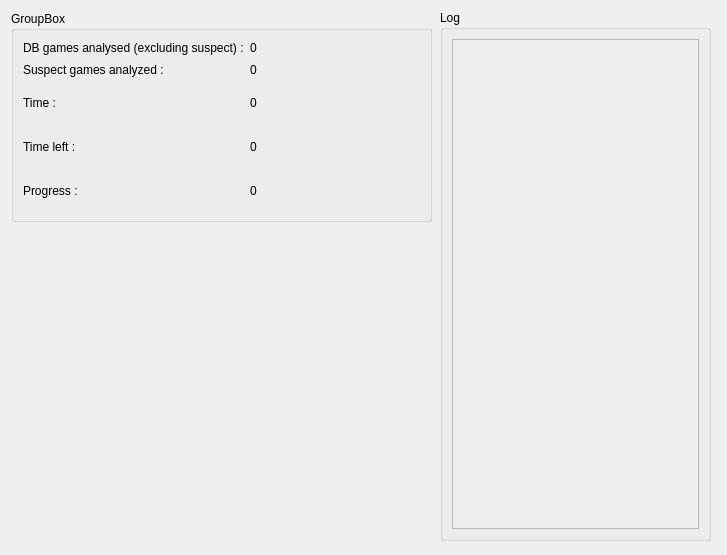
First picture: the form in qt/GUI_of_tool/analysislogwindow.ui, repository ZltZZZ/Anti-cheat-chess-tool, before the edit.
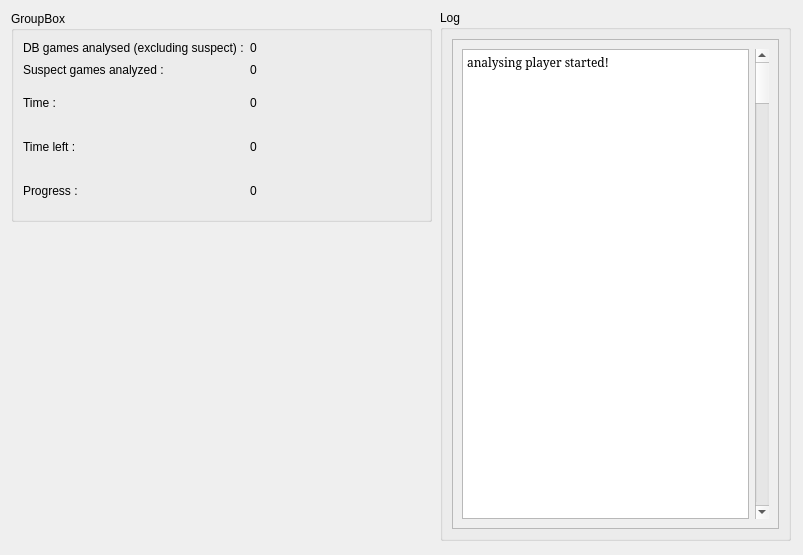
Second picture: the form after the edit.

Commit message: Add process of analysing + BugFixes

What changed in the file:
```diff
--- a/qt/GUI_of_tool/analysislogwindow.ui
+++ b/qt/GUI_of_tool/analysislogwindow.ui
@@ -6,7 +6,7 @@
    <rect>
     <x>0</x>
     <y>0</y>
-    <width>727</width>
+    <width>803</width>
     <height>555</height>
    </rect>
   </property>
@@ -18,7 +18,7 @@
     <rect>
      <x>440</x>
      <y>10</y>
-     <width>271</width>
+     <width>351</width>
      <height>531</height>
     </rect>
    </property>
@@ -36,10 +36,34 @@
         <rect>
          <x>0</x>
          <y>0</y>
-         <width>245</width>
+         <width>325</width>
          <height>485</height>
         </rect>
        </property>
+       <layout class="QHBoxLayout" name="horizontalLayout">
+        <item>
+         <widget class="QPlainTextEdit" name="plainTextEdit">
+          <property name="font">
+           <font>
+            <family>SimSun</family>
+            <pointsize>9</pointsize>
+            <bold>false</bold>
+           </font>
+          </property>
+          <property name="plainText">
+           <string>analysing player started!
+</string>
+          </property>
+         </widget>
+        </item>
+        <item>
+         <widget class="QScrollBar" name="verticalScrollBar">
+          <property name="orientation">
+           <enum>Qt::Vertical</enum>
+          </property>
+         </widget>
+        </item>
+       </layout>
       </widget>
      </widget>
     </item>
```
The commit also changes 48 other files.
